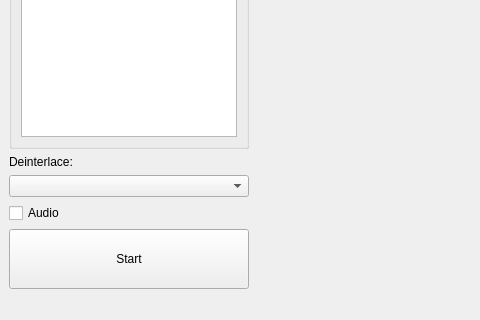
soramimi/DeckLinkCapture, file MainWindow.ui: the form before one commit; both pictures show x 0 to 480 and y 409 to 729 of the 1013 by 729 pixel window.
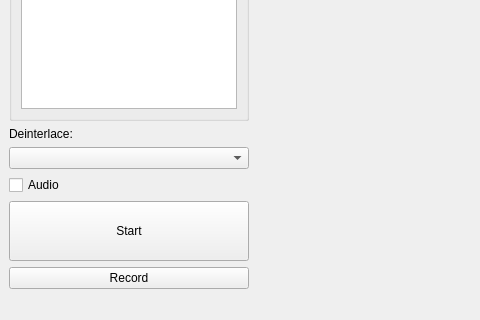
The form after the commit. Custom widgets are drawn as their Qt base class.

The edit to the form file:
```diff
--- a/MainWindow.ui
+++ b/MainWindow.ui
@@ -140,6 +140,13 @@
         </property>
        </widget>
       </item>
+      <item>
+       <widget class="QPushButton" name="pushButton_record">
+        <property name="text">
+         <string>Record</string>
+        </property>
+       </widget>
+      </item>
      </layout>
     </item>
     <item>
```
Left out of the diff: 2 changed lines with no effect on the pictures.
